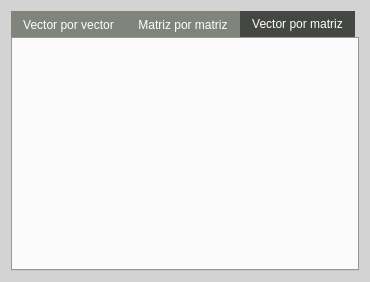
This is views/QtFiles/vector_window.ui in littlesaturnalien/Matriz_Escalonada as Qt 5 draws it before an edit. The edited form follows.
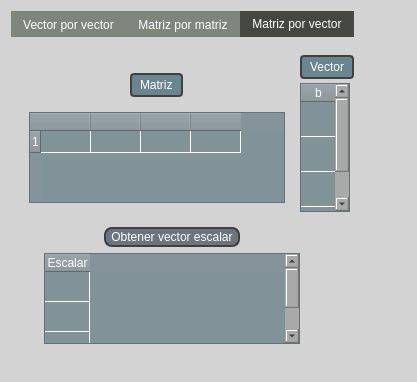
This is the edited form. The open tabs and pages were chosen to show the change. Icons and pictures are not drawn.

```diff
--- a/views/QtFiles/vector_window.ui
+++ b/views/QtFiles/vector_window.ui
@@ -6,8 +6,8 @@
    <rect>
     <x>0</x>
     <y>0</y>
-    <width>370</width>
-    <height>277</height>
+    <width>417</width>
+    <height>382</height>
    </rect>
   </property>
   <property name="windowTitle">
@@ -20,7 +20,7 @@
   <property name="styleSheet">
    <string notr="true">#main_widget{
 background-color: #d3d3d3;
-
+font: 700 9pt &quot;Calibri&quot;;
 }
 QTabWidget:pane{
 background-color: #d3d3d3
@@ -28,6 +28,9 @@
 #vector_x_vector_widget{
 background-color: #d3d3d3;
 }
+#matrix_x_vector_widget{
+background-color:#d3d3d3;
+}
 QTabBar::tab{
 background-color: #80857C;
 color: white;
@@ -111,13 +114,16 @@
 }
 QTableWidget::item::hover{
 background-color: #B6BEC2
+}
+QScrollBar {
+	background: #a9a9a9;
 }</string>
   </property>
   <layout class="QVBoxLayout" name="verticalLayout">
    <item>
     <widget class="QTabWidget" name="tab_widget">
      <property name="currentIndex">
-      <number>0</number>
+      <number>2</number>
      </property>
      <widget class="QWidget" name="vector_x_vector_widget">
       <attribute name="title">
@@ -209,9 +215,7 @@
                    </size>
                   </property>
                   <property name="styleSheet">
-                   <string notr="true">QTableWidget:item{
-max-width:10px;
-}</string>
+                   <string notr="true"/>
                   </property>
                   <property name="gridStyle">
                    <enum>Qt::PenStyle::SolidLine</enum>
@@ -286,6 +290,13 @@
              <property name="bottomMargin">
               <number>0</number>
              </property>
+             <item alignment="Qt::AlignmentFlag::AlignLeft">
+              <widget class="QLabel" name="vxv_column_vector_label">
+               <property name="text">
+                <string>Vector</string>
+               </property>
+              </widget>
+             </item>
              <item>
               <widget class="QTableWidget" name="vxv_column_vector">
                <property name="maximumSize">
@@ -415,13 +426,316 @@
        <string>Matriz por matriz</string>
       </attribute>
      </widget>
-     <widget class="QWidget" name="vector_x_matrix_widget">
+     <widget class="QWidget" name="matrix_x_vector_widget">
       <property name="accessibleName">
        <string>asd</string>
       </property>
       <attribute name="title">
-       <string>Vector por matriz</string>
+       <string>Matriz por vector</string>
       </attribute>
+      <layout class="QVBoxLayout" name="verticalLayout_7">
+       <item>
+        <widget class="QWidget" name="mxv_options_widget" native="true">
+         <layout class="QHBoxLayout" name="horizontalLayout_6">
+          <property name="leftMargin">
+           <number>0</number>
+          </property>
+          <item>
+           <widget class="QWidget" name="mxv_matrix_vector_widget" native="true">
+            <layout class="QVBoxLayout" name="verticalLayout_8" stretch="10,100">
+             <item>
+              <widget class="QWidget" name="mxv_spinbox_widget" native="true">
+               <layout class="QVBoxLayout" name="verticalLayout_9">
+                <property name="spacing">
+                 <number>6</number>
+                </property>
+                <property name="leftMargin">
+                 <number>9</number>
+                </property>
+                <property name="topMargin">
+                 <number>9</number>
+                </property>
+                <property name="rightMargin">
+                 <number>9</number>
+                </property>
+                <property name="bottomMargin">
+                 <number>9</number>
+                </property>
+                <item alignment="Qt::AlignmentFlag::AlignHCenter">
+                 <widget class="QLabel" name="mxv_row_label">
+                  <property name="text">
+                   <string>Matriz</string>
+                  </property>
+                 </widget>
+                </item>
+               </layout>
+              </widget>
+             </item>
+             <item>
+              <widget class="QWidget" name="mxv_row_vector_widget" native="true">
+               <property name="styleSheet">
+                <string notr="true">QTabBar:tab{
+max-width:10px;
+}</string>
+               </property>
+               <layout class="QVBoxLayout" name="verticalLayout_10">
+                <property name="leftMargin">
+                 <number>0</number>
+                </property>
+                <property name="topMargin">
+                 <number>0</number>
+                </property>
+                <property name="rightMargin">
+                 <number>0</number>
+                </property>
+                <property name="bottomMargin">
+                 <number>0</number>
+                </property>
+                <item>
+                 <widget class="QTableWidget" name="mxv_row_vector">
+                  <property name="maximumSize">
+                   <size>
+                    <width>16777215</width>
+                    <height>16777215</height>
+                   </size>
+                  </property>
+                  <property name="styleSheet">
+                   <string notr="true">QTableWidget:item{
+max-width:10px;
+}</string>
+                  </property>
+                  <property name="gridStyle">
+                   <enum>Qt::PenStyle::SolidLine</enum>
+                  </property>
+                  <attribute name="horizontalHeaderVisible">
+                   <bool>true</bool>
+                  </attribute>
+                  <attribute name="horizontalHeaderMinimumSectionSize">
+                   <number>10</number>
+                  </attribute>
+                  <attribute name="horizontalHeaderDefaultSectionSize">
+                   <number>50</number>
+                  </attribute>
+                  <attribute name="horizontalHeaderHighlightSections">
+                   <bool>false</bool>
+                  </attribute>
+                  <attribute name="verticalHeaderVisible">
+                   <bool>true</bool>
+                  </attribute>
+                  <attribute name="verticalHeaderDefaultSectionSize">
+                   <number>22</number>
+                  </attribute>
+                  <attribute name="verticalHeaderShowSortIndicator" stdset="0">
+                   <bool>false</bool>
+                  </attribute>
+                  <row/>
+                  <column>
+                   <property name="text">
+                    <string/>
+                   </property>
+                  </column>
+                  <column>
+                   <property name="text">
+                    <string/>
+                   </property>
+                  </column>
+                  <column>
+                   <property name="text">
+                    <string/>
+                   </property>
+                  </column>
+                  <column>
+                   <property name="text">
+                    <string/>
+                   </property>
+                  </column>
+                  <item row="0" column="0">
+                   <property name="text">
+                    <string/>
+                   </property>
+                  </item>
+                 </widget>
+                </item>
+               </layout>
+              </widget>
+             </item>
+            </layout>
+           </widget>
+          </item>
+          <item>
+           <widget class="QWidget" name="mxv_column_vector_widget" native="true">
+            <layout class="QVBoxLayout" name="verticalLayout_11">
+             <property name="spacing">
+              <number>4</number>
+             </property>
+             <property name="leftMargin">
+              <number>0</number>
+             </property>
+             <property name="topMargin">
+              <number>0</number>
+             </property>
+             <property name="rightMargin">
+              <number>0</number>
+             </property>
+             <property name="bottomMargin">
+              <number>0</number>
+             </property>
+             <item alignment="Qt::AlignmentFlag::AlignLeft">
+              <widget class="QLabel" name="label">
+               <property name="text">
+                <string>Vector</string>
+               </property>
+              </widget>
+             </item>
+             <item>
+              <widget class="QTableWidget" name="mxv_column_vector">
+               <property name="maximumSize">
+                <size>
+                 <width>50</width>
+                 <height>16777215</height>
+                </size>
+               </property>
+               <attribute name="horizontalHeaderVisible">
+                <bool>true</bool>
+               </attribute>
+               <attribute name="horizontalHeaderMinimumSectionSize">
+                <number>10</number>
+               </attribute>
+               <attribute name="horizontalHeaderDefaultSectionSize">
+                <number>35</number>
+               </attribute>
+               <attribute name="horizontalHeaderHighlightSections">
+                <bool>true</bool>
+               </attribute>
+               <attribute name="verticalHeaderVisible">
+                <bool>false</bool>
+               </attribute>
+               <attribute name="verticalHeaderCascadingSectionResizes">
+                <bool>false</bool>
+               </attribute>
+               <attribute name="verticalHeaderMinimumSectionSize">
+                <number>35</number>
+               </attribute>
+               <attribute name="verticalHeaderDefaultSectionSize">
+                <number>35</number>
+               </attribute>
+               <attribute name="verticalHeaderShowSortIndicator" stdset="0">
+                <bool>false</bool>
+               </attribute>
+               <row>
+                <property name="text">
+                 <string>Nueva fila</string>
+                </property>
+               </row>
+               <row>
+                <property name="text">
+                 <string>Nueva fila</string>
+                </property>
+               </row>
+               <row>
+                <property name="text">
+                 <string>Nueva fila</string>
+                </property>
+               </row>
+               <row>
+                <property name="text">
+                 <string>Nueva fila</string>
+                </property>
+               </row>
+               <column>
+                <property name="text">
+                 <string>b</string>
+                </property>
+               </column>
+              </widget>
+             </item>
+            </layout>
+           </widget>
+          </item>
+         </layout>
+        </widget>
+       </item>
+       <item>
+        <widget class="QWidget" name="mxv_solution_widget" native="true">
+         <layout class="QHBoxLayout" name="horizontalLayout_4" stretch="100,25">
+          <property name="topMargin">
+           <number>0</number>
+          </property>
+          <item>
+           <widget class="QWidget" name="mxv_solution_options" native="true">
+            <layout class="QVBoxLayout" name="verticalLayout_12">
+             <property name="topMargin">
+              <number>0</number>
+             </property>
+             <item alignment="Qt::AlignmentFlag::AlignHCenter">
+              <widget class="QPushButton" name="mxv_solve_scalar_button">
+               <property name="text">
+                <string>Obtener vector escalar</string>
+               </property>
+              </widget>
+             </item>
+             <item alignment="Qt::AlignmentFlag::AlignHCenter">
+              <widget class="QTableWidget" name="tableWidget">
+               <property name="styleSheet">
+                <string notr="true">max-width: 4em;</string>
+               </property>
+               <attribute name="horizontalHeaderVisible">
+                <bool>true</bool>
+               </attribute>
+               <attribute name="horizontalHeaderCascadingSectionResizes">
+                <bool>false</bool>
+               </attribute>
+               <attribute name="horizontalHeaderDefaultSectionSize">
+                <number>45</number>
+               </attribute>
+               <attribute name="verticalHeaderVisible">
+                <bool>false</bool>
+               </attribute>
+               <attribute name="verticalHeaderCascadingSectionResizes">
+                <bool>false</bool>
+               </attribute>
+               <row>
+                <property name="text">
+                 <string>Nueva fila</string>
+                </property>
+               </row>
+               <row>
+                <property name="text">
+                 <string>Nueva fila</string>
+                </property>
+               </row>
+               <row>
+                <property name="text">
+                 <string>Nueva fila</string>
+                </property>
+               </row>
+               <column>
+                <property name="text">
+                 <string>Escalar</string>
+                </property>
+               </column>
+              </widget>
+             </item>
+            </layout>
+           </widget>
+          </item>
+          <item>
+           <spacer name="mxv_horizontal_spacer">
+            <property name="orientation">
+             <enum>Qt::Orientation::Horizontal</enum>
+            </property>
+            <property name="sizeHint" stdset="0">
+             <size>
+              <width>40</width>
+              <height>20</height>
+             </size>
+            </property>
+           </spacer>
+          </item>
+         </layout>
+        </widget>
+       </item>
+      </layout>
      </widget>
     </widget>
    </item>
```
